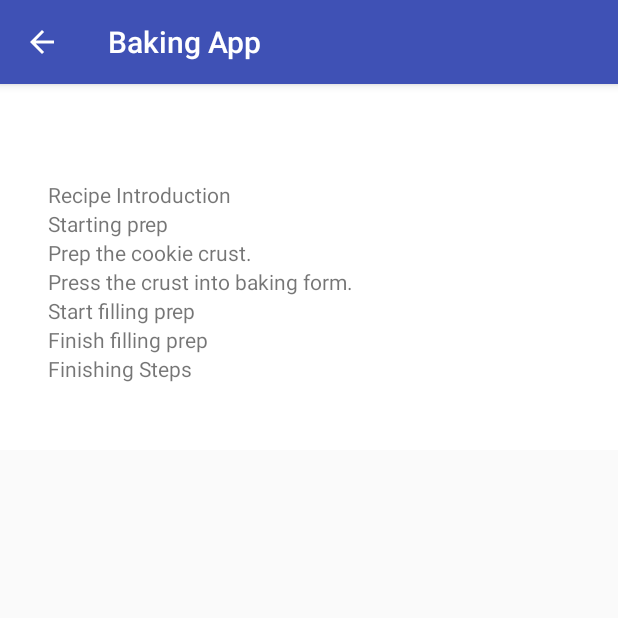
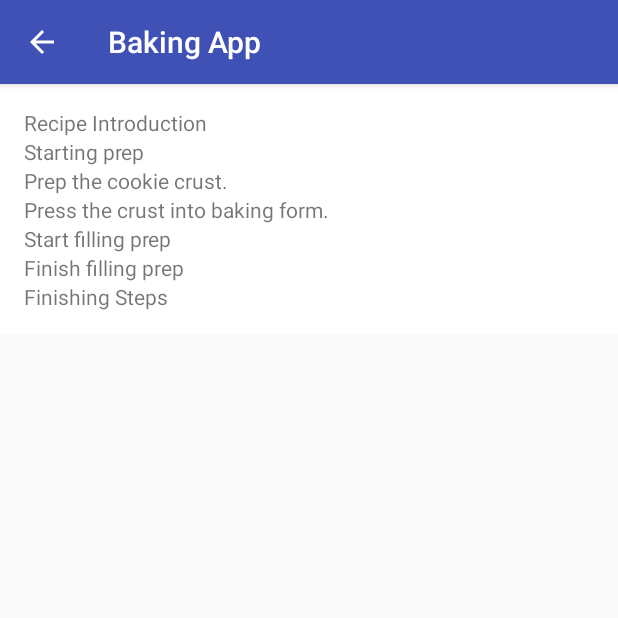
Before and after one commit to liavklt/bakingApp, an Android app: the screen it shows after launch (MasterListActivity), after a tap on "Nutella Pie", on a phone screen of 412 x 824 dp, the top half of it. Run offline under Robolectric (Android 15) with nearby library versions, the phone set to English and light mode, and no system bars; our stand-ins replace ButterKnife.

Commit message:
Fix to see the detailed recipe steps and video

```diff
--- a/app/src/main/java/com/example/android/bakingapp/CustomCursorAdapter.java
+++ b/app/src/main/java/com/example/android/bakingapp/CustomCursorAdapter.java
@@ -40,7 +40,9 @@ class CustomCursorAdapter extends RecyclerView.Adapter<CustomCursorAdapter.Ingre
       int position) {
     int ingredientsIndex = mCursor.getColumnIndex(IngredientsEntry.COLUMN_INGREDIENT);
     mCursor.moveToPosition(position);
-    String ingredients = mCursor.getString(ingredientsIndex);
+    String ingredients = mCursor.getString(ingredientsIndex).replaceAll(",", "\n");
+    ;
+
     holder.ingredientTextView.setText(ingredients);
 
 
--- a/app/src/main/java/com/example/android/bakingapp/MasterListAdapter.java
+++ b/app/src/main/java/com/example/android/bakingapp/MasterListAdapter.java
@@ -1,13 +1,15 @@
 package com.example.android.bakingapp;
 
 import android.content.Context;
+import android.content.Intent;
+import android.os.Bundle;
 import android.support.annotation.NonNull;
 import android.support.v7.widget.RecyclerView;
 import android.view.LayoutInflater;
 import android.view.View;
+import android.view.View.OnClickListener;
 import android.view.ViewGroup;
 import android.widget.TextView;
-import android.widget.Toast;
 import com.example.android.bakingapp.model.Step;
 import java.util.List;
 
@@ -37,9 +39,19 @@ public class MasterListAdapter extends RecyclerView.Adapter<MasterListAdapter.Vi
   }
 
   @Override
-  public void onBindViewHolder(@NonNull MasterListAdapter.ViewHolder holder, int position) {
+  public void onBindViewHolder(@NonNull MasterListAdapter.ViewHolder holder, final int position) {
     String shortDescription = mSteps.get(position).getShortDescription();
     holder.textView.setText(shortDescription);
+    holder.textView.setOnClickListener(new OnClickListener() {
+      @Override
+      public void onClick(View v) {
+        Intent intent = new Intent(mContext, ViewRecipeActivity.class);
+        Bundle bundle = new Bundle();
+        bundle.putParcelable("step", mSteps.get(position));
+        intent.putExtras(bundle);
+        mContext.startActivity(intent);
+      }
+    });
 
   }
 
@@ -55,21 +67,17 @@ public class MasterListAdapter extends RecyclerView.Adapter<MasterListAdapter.Vi
     this.mSteps = steps;
   }
 
-  class ViewHolder extends RecyclerView.ViewHolder implements View.OnClickListener {
+  class ViewHolder extends RecyclerView.ViewHolder {
 
     TextView textView;
+
 
     public ViewHolder(View itemView) {
       super(itemView);
       textView = itemView.findViewById(R.id.tv_recipe_item);
-      textView.setOnClickListener(this);
     }
 
 
-    @Override
-    public void onClick(View v) {
-      Toast.makeText(mContext, "Clicked " + v, Toast.LENGTH_SHORT).show();
 
-    }
   }
 }
--- a/app/src/main/java/com/example/android/bakingapp/MasterListFragment.java
+++ b/app/src/main/java/com/example/android/bakingapp/MasterListFragment.java
@@ -25,6 +25,7 @@ public class MasterListFragment extends Fragment {
   private LinearLayoutManager linearLayoutManager;
   private MasterListAdapter mAdapter;
 
+
   public void initializeRecyclerView(RecyclerView rv, int recipePosition) {
     recyclerView = rv;
     recyclerView.setHasFixedSize(true);
@@ -44,7 +45,6 @@ public class MasterListFragment extends Fragment {
   }
 
   public class FetchStepsTaskListener implements AsyncTaskListener<List<Step>> {
-
     @Override
     public void onTaskPreExecute() {
 
--- a/app/src/main/res/layout/activity_select_recipe.xml
+++ b/app/src/main/res/layout/activity_select_recipe.xml
@@ -19,23 +19,13 @@
       android:id="@+id/rv_ingredients"
       android:layout_width="match_parent"
       android:layout_height="0dp"
-      android:layout_weight="7"
-      android:padding="16dp"
-      android:adjustViewBounds="true"
-      android:columnWidth="180dp"
-      android:gravity="center"
-      android:horizontalSpacing="8dp"
-      android:numColumns="1"
-      android:stretchMode="columnWidth"
-      android:textAlignment="center"
-      android:textFilterEnabled="false"
-      android:verticalSpacing="8dp">
+      android:layout_weight="7">
     </android.support.v7.widget.RecyclerView>
     <fragment
       xmlns:android="http://schemas.android.com/apk/res/android"
       android:id="@+id/fragment_master_list"
       android:layout_width="match_parent"
-      android:layout_height="180dp"
+      android:layout_height="wrap_content"
       android:name="com.example.android.bakingapp.MasterListFragment"
       android:scaleType="centerInside"
       tools:layout="@layout/fragment_master_list"/>
--- a/app/src/main/res/layout/fragment_master_list.xml
+++ b/app/src/main/res/layout/fragment_master_list.xml
@@ -12,19 +12,8 @@
     android:id="@+id/steps_recycler_view"
     android:layout_width="match_parent"
     android:layout_height="0dp"
-    android:layout_weight="7"
-    android:padding="16dp"
-    android:adjustViewBounds="true"
-    android:columnWidth="180dp"
-    android:gravity="center"
-    android:horizontalSpacing="8dp"
-    android:numColumns="1"
-    android:stretchMode="columnWidth"
-    android:textAlignment="center"
-    android:textFilterEnabled="false"
-    android:verticalSpacing="8dp">
+    android:layout_weight="7">
   </android.support.v7.widget.RecyclerView>
 
 
-
 </LinearLayout>
```
Also changed, not shown: app/src/main/java/com/example/android/bakingapp/ViewRecipeActivity.java (+11 -8 lines), app/src/main/java/utils/JsonUtils.java (+22 -0 lines).
